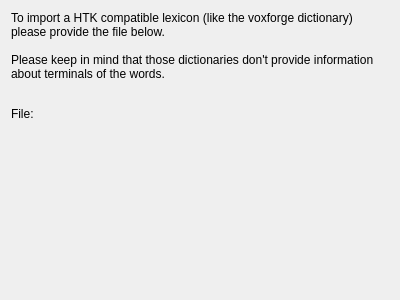
Before: the Qt Designer form simon/src/simonmodelmanagementui/ImportDict/importdictlexiconpage.ui in KDE/simon, drawn with Qt 5.
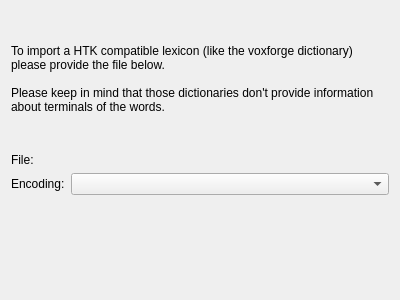
After: the same form once the commit is applied. Custom widgets are drawn as their Qt base class.

Diff of the .ui file:
```diff
--- a/simon/src/simonmodelmanagementui/ImportDict/importdictlexiconpage.ui
+++ b/simon/src/simonmodelmanagementui/ImportDict/importdictlexiconpage.ui
@@ -12,7 +12,7 @@
   <property name="windowTitle" >
    <string>Form</string>
   </property>
-  <layout class="QVBoxLayout" >
+  <layout class="QVBoxLayout" name="verticalLayout" >
    <item>
     <widget class="QLabel" name="lbDesc" >
      <property name="text" >
@@ -26,55 +26,41 @@
     </widget>
    </item>
    <item>
-    <spacer>
-     <property name="orientation" >
-      <enum>Qt::Vertical</enum>
-     </property>
-     <property name="sizeType" >
-      <enum>QSizePolicy::Fixed</enum>
-     </property>
-     <property name="sizeHint" stdset="0" >
-      <size>
-       <width>20</width>
-       <height>20</height>
-      </size>
-     </property>
-    </spacer>
-   </item>
-   <item>
-    <layout class="QHBoxLayout" >
-     <item>
-      <widget class="QLabel" name="lbFile" >
+    <layout class="QFormLayout" name="formLayout" >
+     <item row="0" column="0" >
+      <widget class="QLabel" name="label" >
        <property name="text" >
         <string>File:</string>
        </property>
       </widget>
      </item>
-     <item>
+     <item row="0" column="1" >
       <widget class="KUrlRequester" name="urPath" >
        <property name="filter" >
         <string>* | HTK Lexicon</string>
        </property>
       </widget>
      </item>
+     <item row="1" column="0" >
+      <widget class="QLabel" name="label_2" >
+       <property name="text" >
+        <string>Encoding:</string>
+       </property>
+      </widget>
+     </item>
+     <item row="1" column="1" >
+      <widget class="KComboBox" name="cbEncoding" />
+     </item>
     </layout>
    </item>
-   <item>
-    <spacer>
-     <property name="orientation" >
-      <enum>Qt::Vertical</enum>
-     </property>
-     <property name="sizeHint" stdset="0" >
-      <size>
-       <width>20</width>
-       <height>40</height>
-      </size>
-     </property>
-    </spacer>
-   </item>
   </layout>
  </widget>
  <customwidgets>
+  <customwidget>
+   <class>KComboBox</class>
+   <extends>QComboBox</extends>
+   <header>kcombobox.h</header>
+  </customwidget>
   <customwidget>
    <class>KUrlRequester</class>
    <extends>QFrame</extends>
```
Left out of the diff: 2 changed lines with no effect on the pictures.
